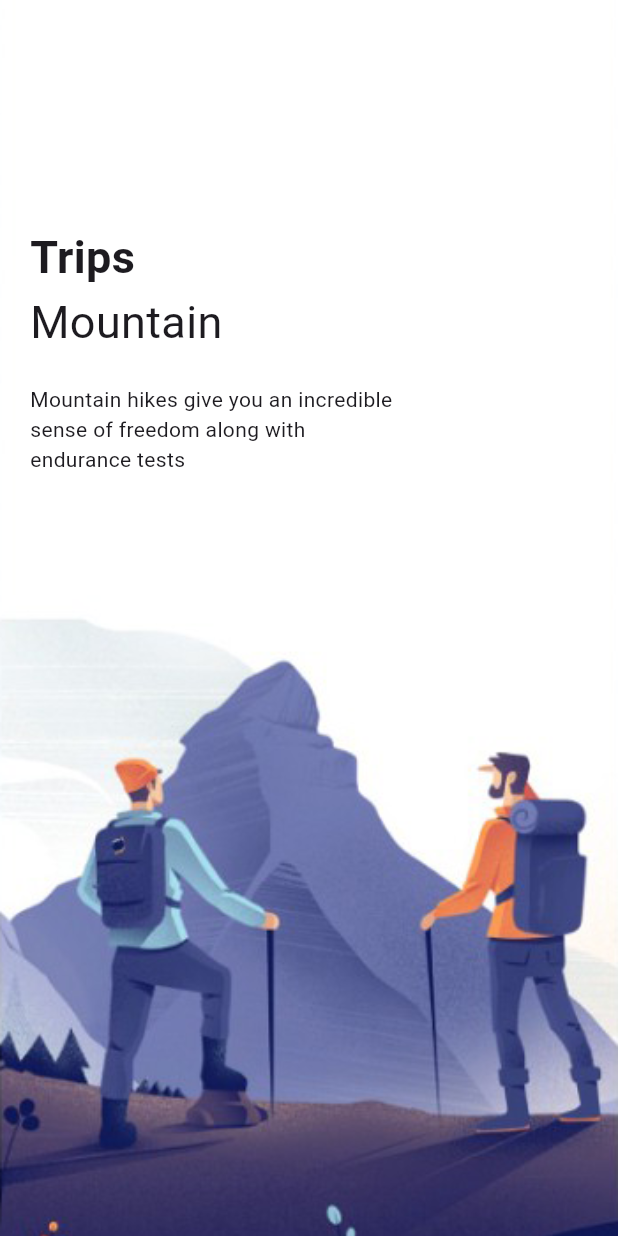
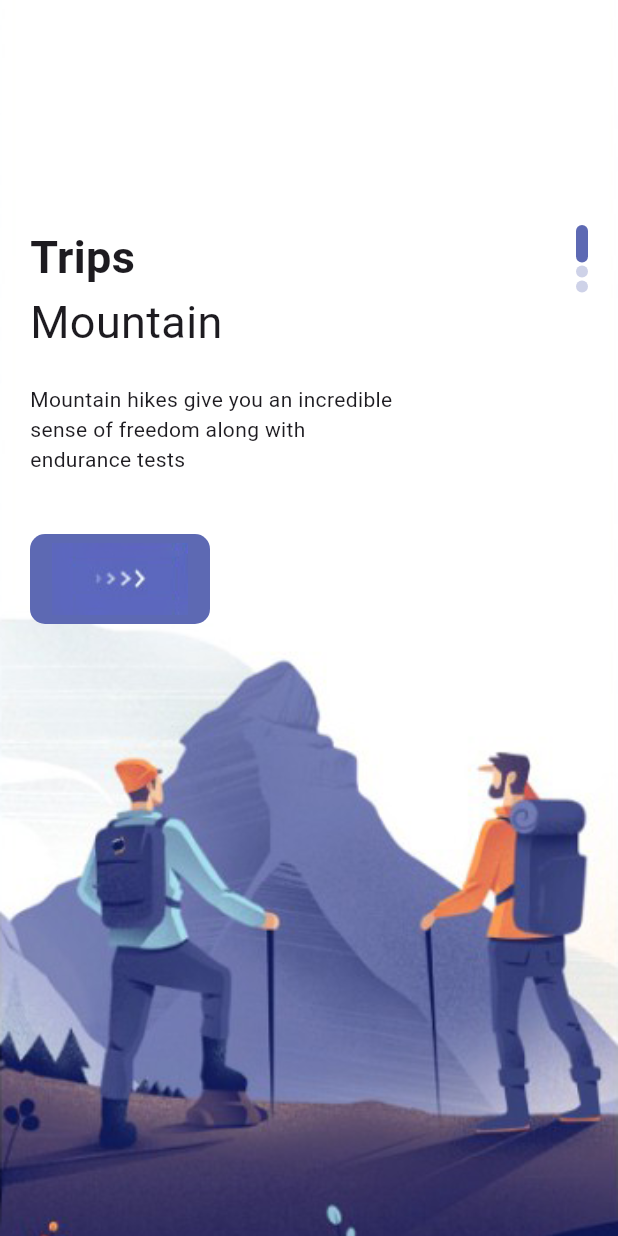
Before and after one commit to shakilahmed0369/flutter_travel_app, a Flutter app: the WelcomePage screen opened directly, on a phone screen of 412 x 824 dp. Run offline on Flutter 3.47's test engine with Material 3 defaults, Android fonts, the phone set to English and light mode, and no system bars.

```diff
--- a/lib/pages/welcome_page.dart
+++ b/lib/pages/welcome_page.dart
@@ -2,6 +2,7 @@ import 'package:flutter/material.dart';
 import 'package:travel_app/misc/colors.dart';
 import 'package:travel_app/widgets/app_large_text.dart';
 import 'package:travel_app/widgets/app_text.dart';
+import 'package:travel_app/widgets/responsive_button.dart';
 
 class WelcomePage extends StatefulWidget {
   const WelcomePage({super.key});
@@ -35,7 +36,9 @@ class _WelcomePageState extends State<WelcomePage> {
             ),
             child: Container(
               margin: const EdgeInsets.only(top: 150, left: 20, right: 20),
-              child: Row(children: [
+              child: Row(
+                mainAxisAlignment: MainAxisAlignment.spaceBetween,
+                children: [
                 Column(
                 crossAxisAlignment: CrossAxisAlignment.start,
                   children: [
@@ -48,8 +51,23 @@ class _WelcomePageState extends State<WelcomePage> {
                         color: AppColors.textColor2,
                         size: 14,
                       ),
-                    )
+                    ),
+                    const SizedBox(height: 40),
+                    ResponsiveButton(width: 120,)
                   ],
+                ),
+                Column(
+                  children: List.generate(3, (indexDot) {
+                    return Container(
+                      margin: const EdgeInsets.only(bottom: 2),
+                      width: 8,
+                      height: index == indexDot ? 25 : 8,
+                      decoration: BoxDecoration(
+                        borderRadius: BorderRadius.circular(8),
+                        color: index == indexDot ? AppColors.mainColor : AppColors.mainColor.withOpacity(0.3)
+                      )
+                    );
+                  }),
                 )
               ]),
             ),
--- /dev/null
+++ b/lib/widgets/responsive_button.dart
@@ -0,0 +1,26 @@
+import 'package:flutter/material.dart';
+import 'package:travel_app/misc/colors.dart';
+
+class ResponsiveButton extends StatelessWidget {
+  bool? isResponseive;
+  double? width;
+
+  ResponsiveButton({super.key, this.isResponseive, this.width});
+
+  @override
+  Widget build(BuildContext context) {
+    return Container(
+      width: width,
+      height: 60,
+      decoration: BoxDecoration(
+        borderRadius: BorderRadius.circular(10),
+        color: AppColors.mainColor
+      ),
+      child: Row(
+        mainAxisAlignment: MainAxisAlignment.center,
+        children: [
+        Image.asset('img/button-one.png'),
+      ]),
+    );
+  }
+}
```
Also changed, not shown: lib/main.dart (+6 -9 lines), lib/pages/nav_pages/bar_item_page.dart (added, +11 -0 lines), lib/pages/nav_pages/home_page.dart (added, +15 -0 lines), lib/pages/nav_pages/main_page.dart (added, +49 -0 lines), lib/pages/nav_pages/my_page.dart (added, +10 -0 lines), lib/pages/nav_pages/search_page.dart (added, +10 -0 lines).
